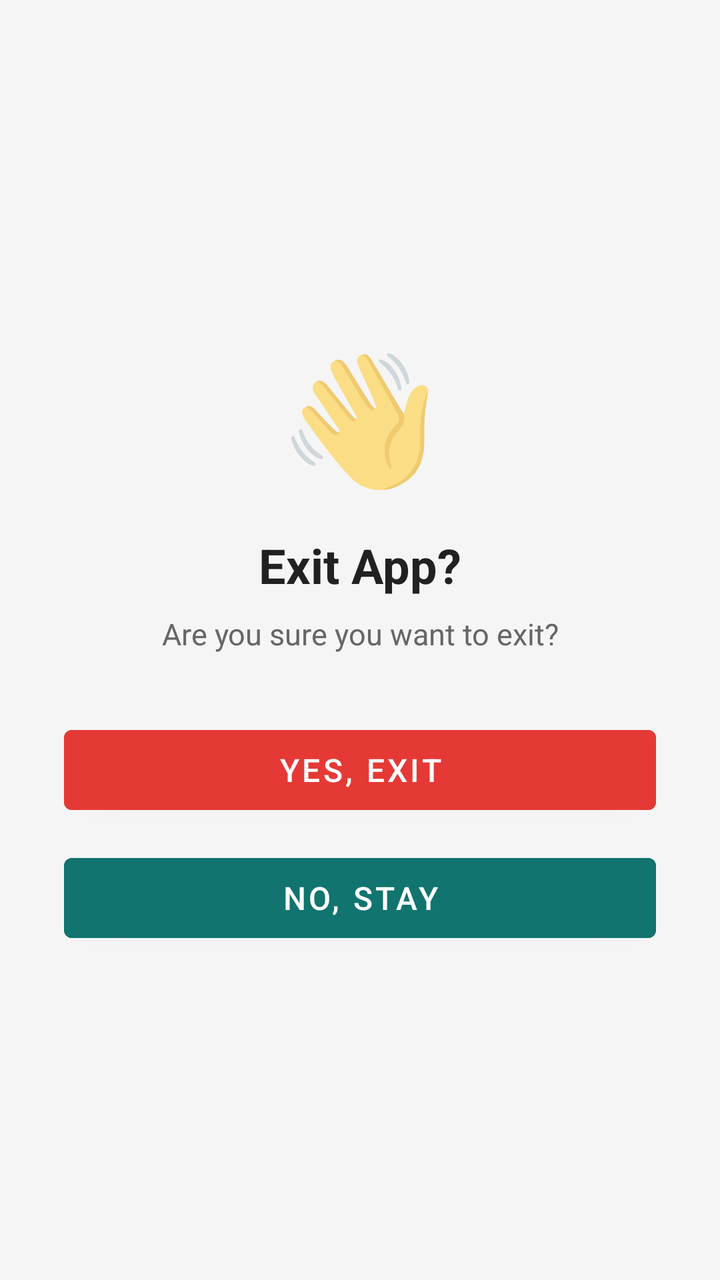
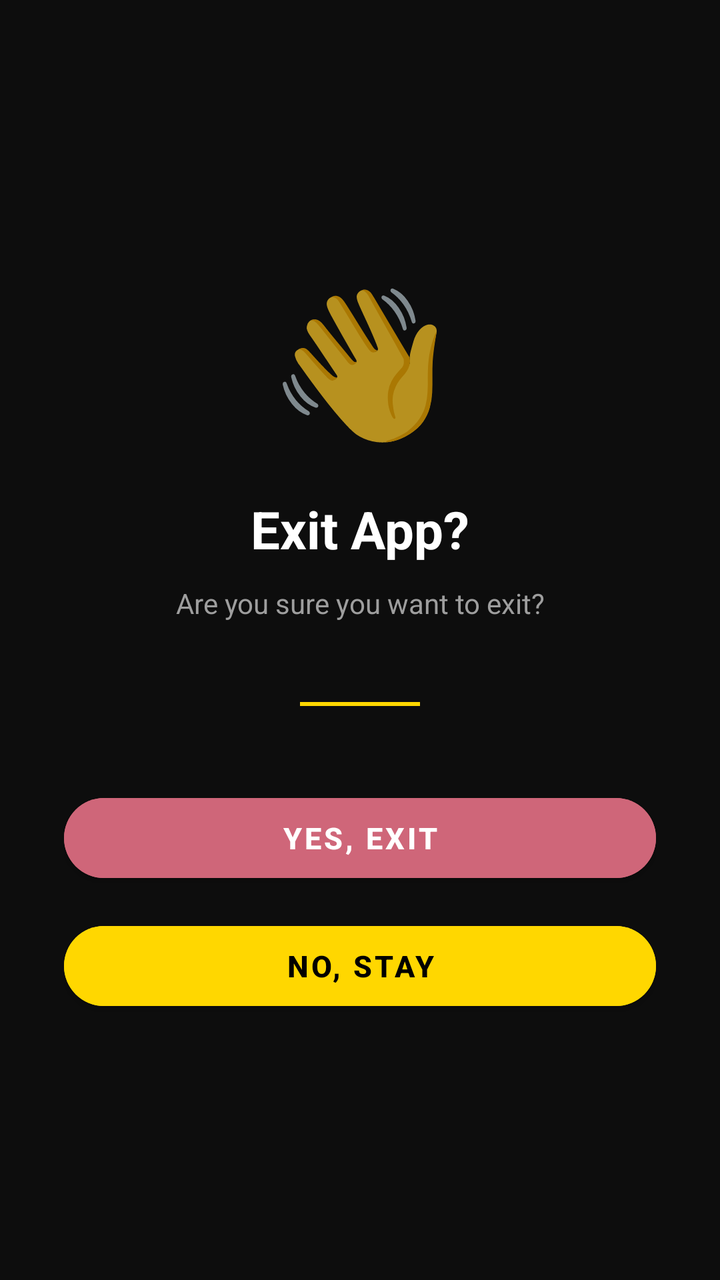

The first picture is an Android layout as it rendered before a commit; the second is the same layout after the commit. The layout source and the unified diff follow.
<!-- AndroidManifest.xml: application theme Theme.RbxCalculatorRoboxCounter -->
<!-- res/layout/activity_exit.xml -->
<?xml version="1.0" encoding="utf-8"?>
<LinearLayout xmlns:android="http://schemas.android.com/apk/res/android"
    android:layout_width="match_parent"
    android:layout_height="match_parent"
    android:orientation="vertical"
    android:gravity="center"
    android:background="#F5F5F5"
    android:padding="32dp">

    <TextView android:layout_width="wrap_content" android:layout_height="wrap_content"
        android:text="👋" android:textSize="64sp" android:layout_marginBottom="16dp"/>

    <TextView android:layout_width="wrap_content" android:layout_height="wrap_content"
        android:text="Exit App?" android:textSize="24sp" android:textStyle="bold"
        android:textColor="#212121" android:layout_marginBottom="8dp"/>

    <TextView android:layout_width="wrap_content" android:layout_height="wrap_content"
        android:text="Are you sure you want to exit?" android:textSize="15sp"
        android:textColor="#666666" android:gravity="center" android:layout_marginBottom="32dp"/>

    <Button android:id="@+id/btnYesExit" android:layout_width="match_parent" android:layout_height="52dp"
        android:layout_marginBottom="12dp" android:text="Yes, Exit" android:textSize="16sp"
        android:backgroundTint="#E53935"/>

    <Button android:id="@+id/btnNoExit" android:layout_width="match_parent" android:layout_height="52dp"
        android:text="No, Stay" android:textSize="16sp"
        android:backgroundTint="@color/theme_color"/>
</LinearLayout>
<!-- resources referenced by this layout -->
<resources>
  <color name="theme_color">#11746e</color>
  <style name="Theme.RbxCalculatorRoboxCounter" parent="Theme.MaterialComponents.DayNight.NoActionBar">
          <item name="colorPrimary">@color/theme_color</item>
          <item name="colorPrimaryVariant">@color/theme_color</item>
          <item name="colorOnPrimary">@color/white</item>
          <item name="colorSecondary">@color/theme_color</item>
          <item name="colorOnSecondary">@color/white</item>
          <item name="android:statusBarColor">@color/theme_color</item>
          <item name="android:navigationBarColor">@color/white</item>
      </style>
  <style name="Theme.MaterialComponents.DayNight.NoActionBar" parent="@style/Theme.MaterialComponents.NoActionBar">
      </style>
  <color name="white">#FFFFFF</color>
</resources>

<!-- the commit's change to res/layout/activity_exit.xml (unified diff, before → after) -->
@@ -1,28 +1,36 @@
 <?xml version="1.0" encoding="utf-8"?>
 <LinearLayout xmlns:android="http://schemas.android.com/apk/res/android"
+    xmlns:app="http://schemas.android.com/apk/res-auto"
     android:layout_width="match_parent"
     android:layout_height="match_parent"
     android:orientation="vertical"
     android:gravity="center"
-    android:background="#F5F5F5"
+    android:background="@color/bg_primary"
     android:padding="32dp">
 
     <TextView android:layout_width="wrap_content" android:layout_height="wrap_content"
-        android:text="👋" android:textSize="64sp" android:layout_marginBottom="16dp"/>
+        android:text="👋" android:textSize="72sp" android:layout_marginBottom="20dp"/>
 
     <TextView android:layout_width="wrap_content" android:layout_height="wrap_content"
-        android:text="Exit App?" android:textSize="24sp" android:textStyle="bold"
-        android:textColor="#212121" android:layout_marginBottom="8dp"/>
+        android:text="Exit App?" android:textSize="26sp" android:textStyle="bold"
+        android:textColor="@color/text_primary" android:layout_marginBottom="10dp"/>
 
     <TextView android:layout_width="wrap_content" android:layout_height="wrap_content"
-        android:text="Are you sure you want to exit?" android:textSize="15sp"
-        android:textColor="#666666" android:gravity="center" android:layout_marginBottom="32dp"/>
+        android:text="Are you sure you want to exit?" android:textSize="14sp"
+        android:textColor="@color/text_secondary" android:gravity="center"
+        android:layout_marginBottom="40dp" android:lineSpacingMultiplier="1.4"/>
+
+    
+    <View android:layout_width="60dp" android:layout_height="2dp"
+        android:background="@color/gold" android:layout_marginBottom="40dp"/>
 
     <Button android:id="@+id/btnYesExit" android:layout_width="match_parent" android:layout_height="52dp"
-        android:layout_marginBottom="12dp" android:text="Yes, Exit" android:textSize="16sp"
-        android:backgroundTint="#E53935"/>
+        android:layout_marginBottom="12dp" android:text="Yes, Exit" android:textSize="15sp"
+        android:textStyle="bold" android:textColor="@color/text_primary"
+        android:backgroundTint="@color/color_error" app:cornerRadius="26dp"/>
 
     <Button android:id="@+id/btnNoExit" android:layout_width="match_parent" android:layout_height="52dp"
-        android:text="No, Stay" android:textSize="16sp"
-        android:backgroundTint="@color/theme_color"/>
+        android:text="No, Stay" android:textSize="15sp"
+        android:textStyle="bold" android:textColor="@color/text_on_gold"
+        android:backgroundTint="@color/gold" app:cornerRadius="26dp"/>
 </LinearLayout>
<!-- resource entries referenced after the edit -->
@@ -1,17 +1,36 @@
 <!-- resources referenced by this layout -->
 <resources>
-  <color name="theme_color">#11746e</color>
-  <style name="Theme.RbxCalculatorRoboxCounter" parent="Theme.MaterialComponents.DayNight.NoActionBar">
-          <item name="colorPrimary">@color/theme_color</item>
-          <item name="colorPrimaryVariant">@color/theme_color</item>
-          <item name="colorOnPrimary">@color/white</item>
-          <item name="colorSecondary">@color/theme_color</item>
-          <item name="colorOnSecondary">@color/white</item>
-          <item name="android:statusBarColor">@color/theme_color</item>
-          <item name="android:navigationBarColor">@color/white</item>
+  <color name="bg_primary">#0D0D0D</color>
+  <color name="color_error">#CF6679</color>
+  <color name="gold">#FFD700</color>
+  <color name="text_on_gold">#000000</color>
+  <color name="text_primary">#FFFFFF</color>
+  <color name="text_secondary">#9E9E9E</color>
+  <style name="Theme.RbxCalculatorRoboxCounter" parent="Theme.MaterialComponents.NoActionBar">
+          
+          <item name="colorPrimary">@color/gold</item>
+          <item name="colorPrimaryVariant">@color/gold_dim</item>
+          <item name="colorOnPrimary">@color/text_on_gold</item>
+          <item name="colorSecondary">@color/gold</item>
+          <item name="colorOnSecondary">@color/text_on_gold</item>
+  
+          
+          <item name="android:colorBackground">@color/bg_primary</item>
+          <item name="colorSurface">@color/bg_surface</item>
+          <item name="colorOnSurface">@color/text_primary</item>
+          <item name="colorOnBackground">@color/text_primary</item>
+  
+          
+          <item name="android:statusBarColor">@color/bg_primary</item>
+          <item name="android:navigationBarColor">@color/bg_primary</item>
+          <item name="android:windowLightStatusBar">false</item>
+  
+          
+          <item name="colorControlActivated">@color/gold</item>
+          <item name="colorControlHighlight">@color/gold_20</item>
       </style>
-  <style name="Theme.MaterialComponents.DayNight.NoActionBar" parent="@style/Theme.MaterialComponents.NoActionBar">
-      </style>
-  <color name="white">#FFFFFF</color>
+  <color name="gold_dim">#B8860B</color>
+  <color name="bg_surface">#1A1A1A</color>
+  <color name="gold_20">#33FFD700</color>
 </resources>
 
